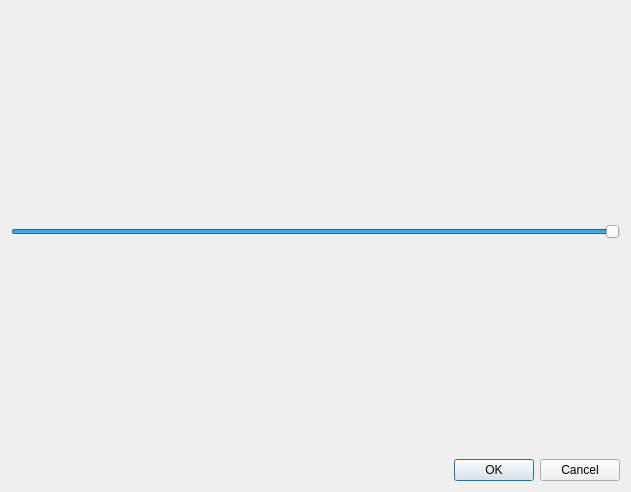
Above: src/windows/preview-window.ui from flux3dp/swiftray before the change. Below: the same form after it.
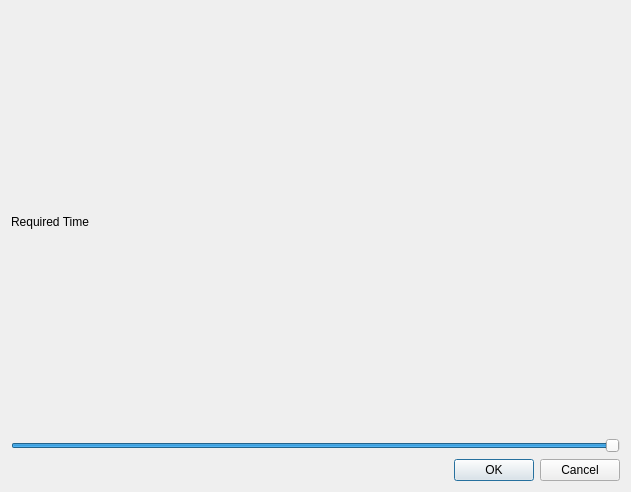
That is the form after the change.

Commit message: Show required time on preview window

What changed in the file:
```diff
--- a/src/windows/preview-window.ui
+++ b/src/windows/preview-window.ui
@@ -35,6 +35,17 @@
       <property name="bottomMargin">
        <number>0</number>
       </property>
+      <item>
+       <layout class="QGridLayout" name="gridLayout_2">
+        <item row="0" column="0">
+         <widget class="QLabel" name="requiredTime">
+          <property name="text">
+           <string>Required Time</string>
+          </property>
+         </widget>
+        </item>
+       </layout>
+      </item>
       <item>
        <widget class="QSlider" name="progress">
         <property name="maximum">
```
The commit also changes 7 other files.
